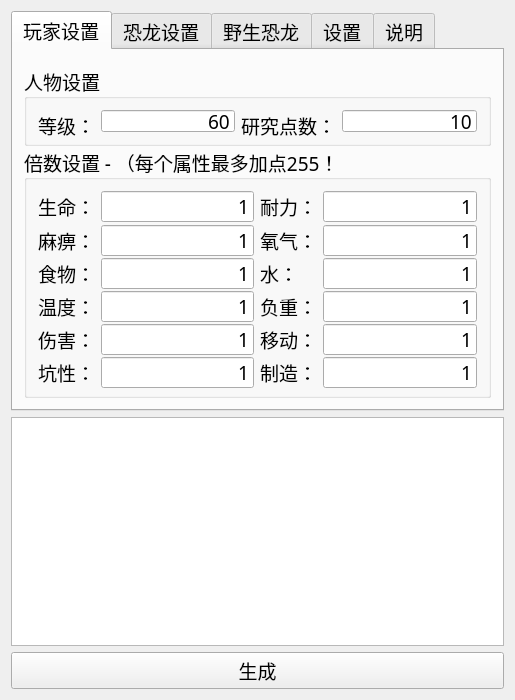
Qt form C++/QT_ARK-Grade/mainwindow.ui (juzhijian/Programming.practice) before a commit.
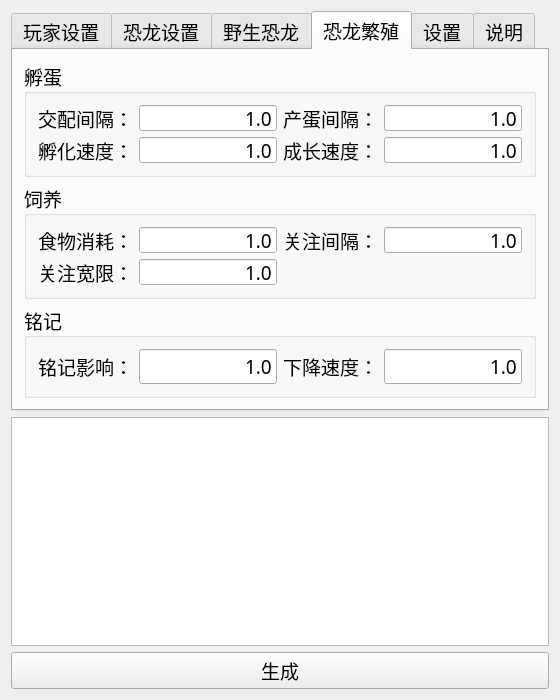
The same form after that commit. The open tabs and pages were chosen to show the change. Icons and pictures are not drawn.

Commit message: 1、添加了恐龙繁殖设置。

The edit to the form file:
```diff
--- a/C++/QT_ARK-Grade/mainwindow.ui
+++ b/C++/QT_ARK-Grade/mainwindow.ui
@@ -12,7 +12,7 @@
    <rect>
     <x>0</x>
     <y>0</y>
-    <width>515</width>
+    <width>560</width>
     <height>700</height>
    </rect>
   </property>
@@ -24,7 +24,7 @@
   </property>
   <property name="minimumSize">
    <size>
-    <width>515</width>
+    <width>560</width>
     <height>700</height>
    </size>
   </property>
@@ -2070,6 +2070,242 @@
         </item>
        </layout>
       </widget>
+      <widget class="QWidget" name="tab_6">
+       <attribute name="title">
+        <string>恐龙繁殖</string>
+       </attribute>
+       <layout class="QVBoxLayout" name="verticalLayout">
+        <item>
+         <widget class="QGroupBox" name="groupBox_17">
+          <property name="title">
+           <string>孵蛋</string>
+          </property>
+          <layout class="QGridLayout" name="gridLayout_32">
+           <item row="3" column="4">
+            <widget class="QLineEdit" name="lineEdit_40">
+             <property name="toolTip">
+              <string>&lt;html&gt;&lt;head/&gt;&lt;body&gt;&lt;p&gt;越大越快&lt;/p&gt;&lt;/body&gt;&lt;/html&gt;</string>
+             </property>
+             <property name="text">
+              <string>1.0</string>
+             </property>
+             <property name="alignment">
+              <set>Qt::AlignRight|Qt::AlignTrailing|Qt::AlignVCenter</set>
+             </property>
+            </widget>
+           </item>
+           <item row="3" column="2">
+            <widget class="QLineEdit" name="lineEdit_39">
+             <property name="toolTip">
+              <string>&lt;html&gt;&lt;head/&gt;&lt;body&gt;&lt;p&gt;越大越快&lt;/p&gt;&lt;/body&gt;&lt;/html&gt;</string>
+             </property>
+             <property name="text">
+              <string>1.0</string>
+             </property>
+             <property name="alignment">
+              <set>Qt::AlignRight|Qt::AlignTrailing|Qt::AlignVCenter</set>
+             </property>
+            </widget>
+           </item>
+           <item row="2" column="1">
+            <widget class="QLabel" name="label_41">
+             <property name="text">
+              <string>交配间隔：</string>
+             </property>
+            </widget>
+           </item>
+           <item row="2" column="2">
+            <widget class="QLineEdit" name="lineEdit_37">
+             <property name="toolTip">
+              <string>&lt;html&gt;&lt;head/&gt;&lt;body&gt;&lt;p&gt;越小越快，例如交配间隔=0.5则表示交配时间缩短一半。&lt;/p&gt;&lt;/body&gt;&lt;/html&gt;</string>
+             </property>
+             <property name="layoutDirection">
+              <enum>Qt::LeftToRight</enum>
+             </property>
+             <property name="text">
+              <string>1.0</string>
+             </property>
+             <property name="alignment">
+              <set>Qt::AlignRight|Qt::AlignTrailing|Qt::AlignVCenter</set>
+             </property>
+            </widget>
+           </item>
+           <item row="2" column="3">
+            <widget class="QLabel" name="label_44">
+             <property name="text">
+              <string>产蛋间隔：</string>
+             </property>
+            </widget>
+           </item>
+           <item row="2" column="4">
+            <widget class="QLineEdit" name="lineEdit_38">
+             <property name="toolTip">
+              <string>&lt;html&gt;&lt;head/&gt;&lt;body&gt;&lt;p&gt;越小越快。&lt;/p&gt;&lt;/body&gt;&lt;/html&gt;</string>
+             </property>
+             <property name="text">
+              <string>1.0</string>
+             </property>
+             <property name="alignment">
+              <set>Qt::AlignRight|Qt::AlignTrailing|Qt::AlignVCenter</set>
+             </property>
+            </widget>
+           </item>
+           <item row="3" column="3">
+            <widget class="QLabel" name="label_42">
+             <property name="text">
+              <string>成长速度：</string>
+             </property>
+            </widget>
+           </item>
+           <item row="3" column="1">
+            <widget class="QLabel" name="label_43">
+             <property name="text">
+              <string>孵化速度：</string>
+             </property>
+            </widget>
+           </item>
+          </layout>
+         </widget>
+        </item>
+        <item>
+         <widget class="QGroupBox" name="groupBox_18">
+          <property name="title">
+           <string>饲养</string>
+          </property>
+          <layout class="QGridLayout" name="gridLayout_33">
+           <item row="1" column="1">
+            <widget class="QLineEdit" name="lineEdit_97">
+             <property name="toolTip">
+              <string>&lt;html&gt;&lt;head/&gt;&lt;body&gt;&lt;p&gt;表示多长时间不去关注龙宝宝，越大则时间越长。&lt;/p&gt;&lt;/body&gt;&lt;/html&gt;</string>
+             </property>
+             <property name="text">
+              <string>1.0</string>
+             </property>
+             <property name="alignment">
+              <set>Qt::AlignRight|Qt::AlignTrailing|Qt::AlignVCenter</set>
+             </property>
+            </widget>
+           </item>
+           <item row="0" column="0">
+            <widget class="QLabel" name="label_97">
+             <property name="text">
+              <string>食物消耗：</string>
+             </property>
+            </widget>
+           </item>
+           <item row="0" column="1">
+            <widget class="QLineEdit" name="lineEdit_41">
+             <property name="toolTip">
+              <string>&lt;html&gt;&lt;head/&gt;&lt;body&gt;&lt;p&gt;约小的数字可以减少恐龙宝宝对食物的消耗。&lt;/p&gt;&lt;/body&gt;&lt;/html&gt;</string>
+             </property>
+             <property name="text">
+              <string>1.0</string>
+             </property>
+             <property name="alignment">
+              <set>Qt::AlignRight|Qt::AlignTrailing|Qt::AlignVCenter</set>
+             </property>
+            </widget>
+           </item>
+           <item row="0" column="3">
+            <widget class="QLineEdit" name="lineEdit_42">
+             <property name="toolTip">
+              <string>&lt;html&gt;&lt;head/&gt;&lt;body&gt;&lt;p&gt;表示龙宝宝关注的时间间隔，越小越快。此项自动计算，最好不要修改，否则留痕度没办法达到100%，如要修改需小于计算过的值。&lt;/p&gt;&lt;/body&gt;&lt;/html&gt;</string>
+             </property>
+             <property name="text">
+              <string>1.0</string>
+             </property>
+             <property name="alignment">
+              <set>Qt::AlignRight|Qt::AlignTrailing|Qt::AlignVCenter</set>
+             </property>
+            </widget>
+           </item>
+           <item row="1" column="0">
+            <widget class="QLabel" name="label_100">
+             <property name="text">
+              <string>关注宽限：</string>
+             </property>
+            </widget>
+           </item>
+           <item row="0" column="2">
+            <widget class="QLabel" name="label_99">
+             <property name="text">
+              <string>关注间隔：</string>
+             </property>
+            </widget>
+           </item>
+          </layout>
+          <zorder>lineEdit_41</zorder>
+          <zorder>label_97</zorder>
+          <zorder>lineEdit_42</zorder>
+          <zorder>lineEdit_97</zorder>
+          <zorder>label_100</zorder>
+          <zorder>label_99</zorder>
+         </widget>
+        </item>
+        <item>
+         <widget class="QGroupBox" name="groupBox_19">
+          <property name="title">
+           <string>铭记</string>
+          </property>
+          <layout class="QGridLayout" name="gridLayout_34">
+           <item row="0" column="0">
+            <widget class="QLabel" name="label_98">
+             <property name="text">
+              <string>铭记影响：</string>
+             </property>
+            </widget>
+           </item>
+           <item row="0" column="1">
+            <widget class="QLineEdit" name="lineEdit_43">
+             <property name="toolTip">
+              <string>&lt;html&gt;&lt;head/&gt;&lt;body&gt;&lt;p&gt;越大则增益越多。&lt;/p&gt;&lt;/body&gt;&lt;/html&gt;</string>
+             </property>
+             <property name="text">
+              <string>1.0</string>
+             </property>
+             <property name="alignment">
+              <set>Qt::AlignRight|Qt::AlignTrailing|Qt::AlignVCenter</set>
+             </property>
+            </widget>
+           </item>
+           <item row="0" column="2">
+            <widget class="QLabel" name="label_101">
+             <property name="text">
+              <string>下降速度：</string>
+             </property>
+            </widget>
+           </item>
+           <item row="0" column="3">
+            <widget class="QLineEdit" name="lineEdit_44">
+             <property name="toolTip">
+              <string>&lt;html&gt;&lt;head/&gt;&lt;body&gt;&lt;p&gt; 留痕下降的速度，越大则掉的越快。&lt;/p&gt;&lt;/body&gt;&lt;/html&gt;</string>
+             </property>
+             <property name="text">
+              <string>1.0</string>
+             </property>
+             <property name="alignment">
+              <set>Qt::AlignRight|Qt::AlignTrailing|Qt::AlignVCenter</set>
+             </property>
+            </widget>
+           </item>
+           <item row="1" column="0">
+            <spacer name="verticalSpacer">
+             <property name="orientation">
+              <enum>Qt::Vertical</enum>
+             </property>
+             <property name="sizeHint" stdset="0">
+              <size>
+               <width>20</width>
+               <height>40</height>
+              </size>
+             </property>
+            </spacer>
+           </item>
+          </layout>
+         </widget>
+        </item>
+       </layout>
+      </widget>
       <widget class="QWidget" name="tab_5">
        <property name="enabled">
         <bool>true</bool>
```
Left out of the diff: 14 changed lines with no effect on the pictures. The commit also changes 2 other files.
